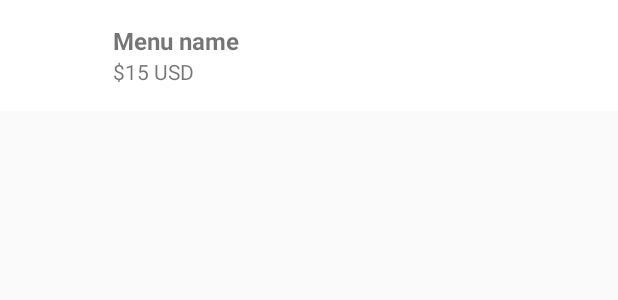
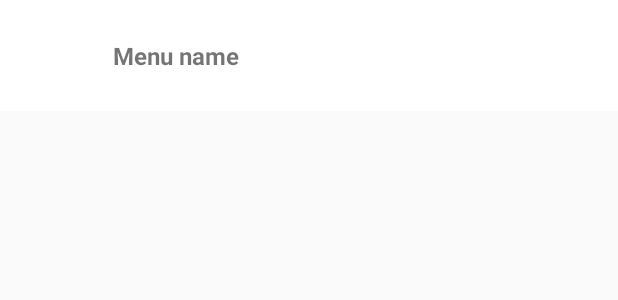
Before and after one commit to Molekula172/LamariaShopApp, an Android app: the layout item_category.xml on its own in the app's theme, with its tools: preview values and no code run, on a phone screen of 412 x 824 dp. Shown: the top 300 px of the screen. Run offline under Robolectric (Android 15) with nearby library versions, the phone set to English and light mode, and no system bars; plain views replace MaterialRippleLayout; network calls fail.

Commit message:
removed the price sign change page product detail delete quantity in category

```diff
--- a/app/src/main/java/com/shopapp/lamaria/adapters/RecyclerAdapterCategory.java
+++ b/app/src/main/java/com/shopapp/lamaria/adapters/RecyclerAdapterCategory.java
@@ -34,7 +34,7 @@ public class RecyclerAdapterCategory extends RecyclerView.Adapter<RecyclerAdapte
         public MyViewHolder(View view) {
             super(view);
             category_name = view.findViewById(R.id.category_name);
-            product_count = view.findViewById(R.id.product_count);
+            //product_count = view.findViewById(R.id.product_count);
             category_image = view.findViewById(R.id.category_image);
 
             view.setOnClickListener(new View.OnClickListener() {
@@ -65,7 +65,7 @@ public class RecyclerAdapterCategory extends RecyclerView.Adapter<RecyclerAdapte
     public void onBindViewHolder(MyViewHolder holder, final int position) {
         final Category category = categoryListFiltered.get(position);
         holder.category_name.setText(category.getCategory_name());
-        holder.product_count.setText(category.getProduct_count() + " " + context.getResources().getString(R.string.txt_items));
+        //holder.product_count.setText(category.getProduct_count() + " " + context.getResources().getString(R.string.txt_items));
 
         Transformation transformation = new RoundedTransformationBuilder()
                 .cornerRadiusDp(6)
--- a/app/src/main/res/layout/item_category.xml
+++ b/app/src/main/res/layout/item_category.xml
@@ -39,12 +39,6 @@
                 android:textSize="16sp"
                 android:textStyle="bold" />
 
-            <TextView
-                android:id="@+id/product_count"
-                android:layout_width="wrap_content"
-                android:layout_height="wrap_content"
-                android:text="$15 USD" />
-
         </LinearLayout>
 
     </RelativeLayout>
```
Also changed, not shown: app/src/main/res/layout/activity_product_detail.xml (+4 -9 lines), 1 other file.
